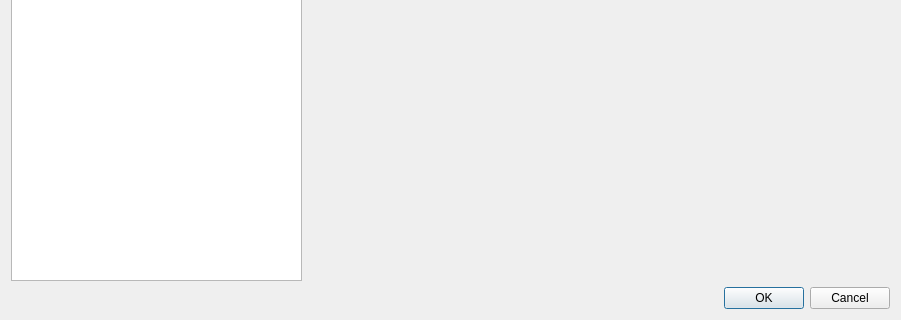
The window that src/dialogs/settingsdialog.ui (ModbusScope/ModbusScope) describes before a commit, drawn with Qt 5; both pictures show x 0 to 901 and y 148 to 468 of the 901 by 468 pixel window.
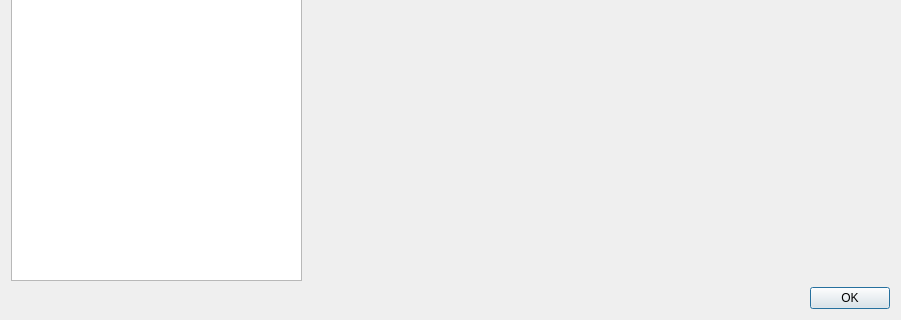
The same window after the commit.

Commit message: Refactor connection dialog

```diff
--- a/src/dialogs/settingsdialog.ui
+++ b/src/dialogs/settingsdialog.ui
@@ -33,7 +33,7 @@
       <enum>Qt::Orientation::Horizontal</enum>
      </property>
      <property name="standardButtons">
-      <set>QDialogButtonBox::StandardButton::Cancel|QDialogButtonBox::StandardButton::Ok</set>
+      <set>QDialogButtonBox::StandardButton::Ok</set>
      </property>
     </widget>
    </item>
```
The commit also changes 8 other files.
